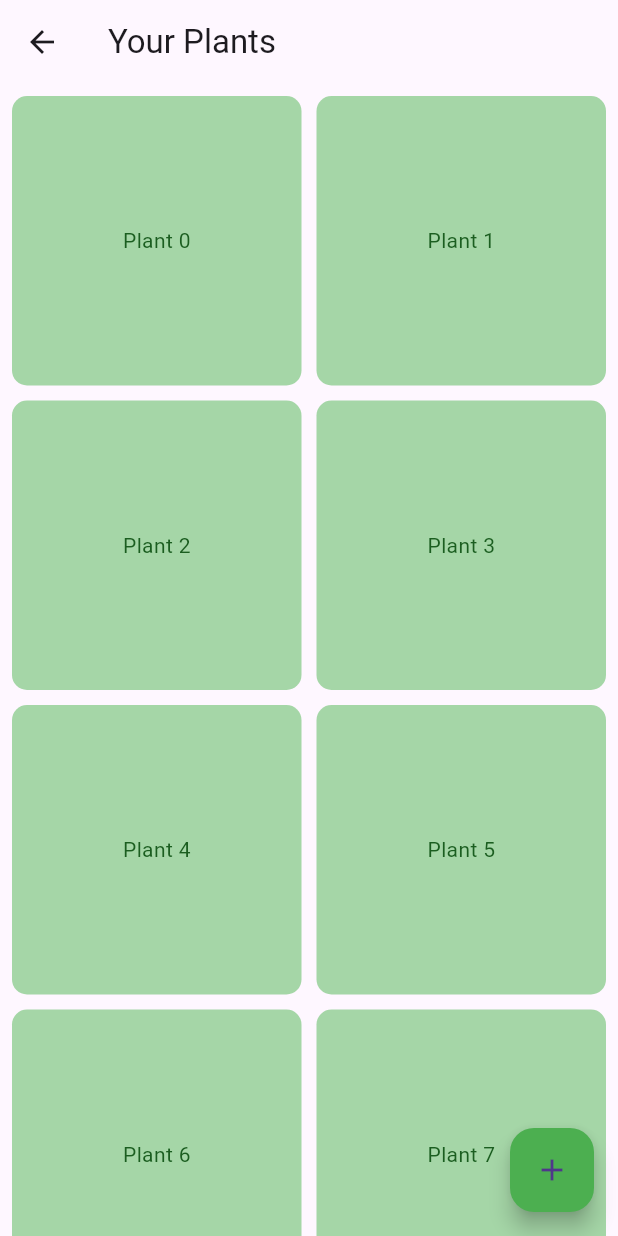
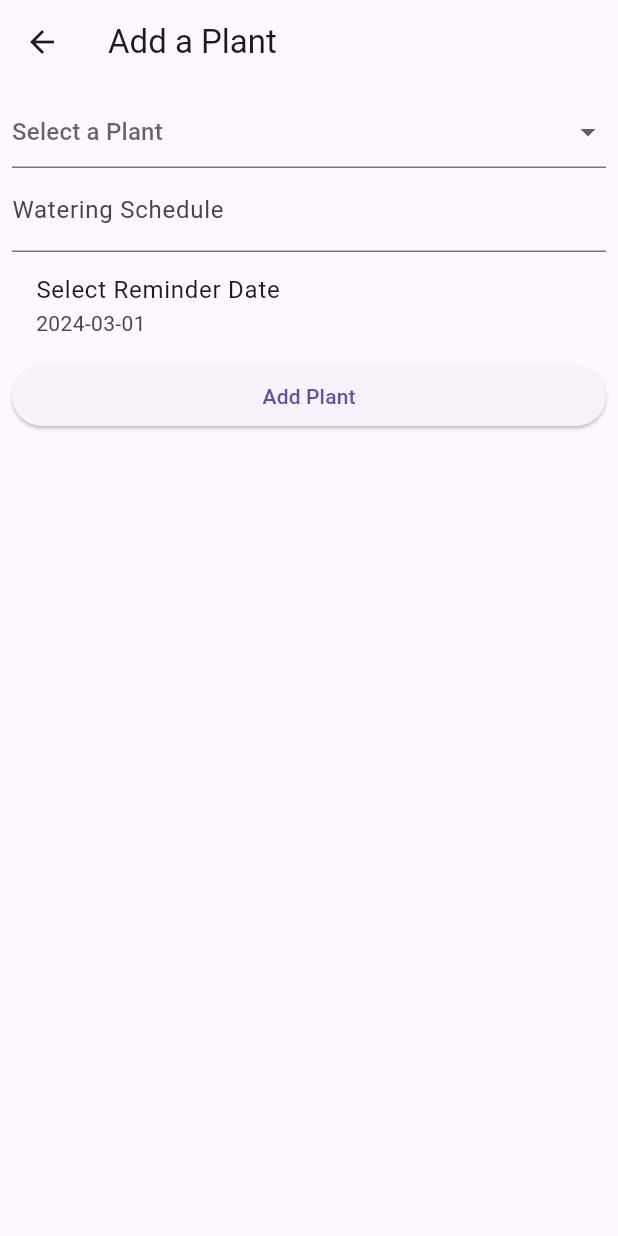
Before and after one commit to etadesse2/Sprout, a Flutter app: the LoginScreen screen opened directly, after a tap on "Login", after a tap on the "add" icon, on a phone screen of 412 x 824 dp. Run offline on Flutter 3.47's test engine with Material 3 defaults, Android fonts, the phone set to English and light mode, and no system bars; our stand-ins replace shared_preferences; accounts and stored records are empty.

Commit message:
main functionality setup. edit_screen.dart still needs some work

```diff
--- a/sprouts/lib/add_plant.dart
+++ b/sprouts/lib/add_plant.dart
@@ -0,0 +1,92 @@
+import 'package:flutter/material.dart';
+import 'plant.dart'; // Ensure this import is correct
+
+class AddPlantScreen extends StatefulWidget {
+  @override
+  _AddPlantScreenState createState() => _AddPlantScreenState();
+}
+
+class _AddPlantScreenState extends State<AddPlantScreen> {
+  final _formKey = GlobalKey<FormState>();
+  String? _selectedPlant;
+  String _wateringSchedule = '';
+  DateTime _selectedDate = DateTime.now();
+
+  // Update with actual plant names and their icons
+  final Map<String, String> plantNamesAndIcons = {
+    "Aloe Vera": "icons/aloe_vera.png",
+    "Snake Plant": "icons/snake_plant.png",
+    "Fiddle Leaf Fig": "icons/fiddle_leaf_fig.png",
+    // Add more plants and their icon paths
+  };
+
+  Future<void> _selectDate(BuildContext context) async {
+    final DateTime? picked = await showDatePicker(
+      context: context,
+      initialDate: _selectedDate,
+      firstDate: DateTime.now(),
+      lastDate: DateTime(2025),
+    );
+    if (picked != null && picked != _selectedDate) {
+      setState(() {
+        _selectedDate = picked;
+      });
+    }
+  }
+
+  @override
+  Widget build(BuildContext context) {
+    return Scaffold(
+      appBar: AppBar(title: Text('Add a Plant')),
+      body: Form(
+        key: _formKey,
+        child: ListView(
+          padding: EdgeInsets.all(8.0),
+          children: [
+            DropdownButtonFormField<String>(
+              value: _selectedPlant,
+              hint: Text('Select a Plant'),
+              onChanged: (newValue) {
+                setState(() {
+                  _selectedPlant = newValue;
+                });
+              },
+              items: plantNamesAndIcons.keys
+                  .map<DropdownMenuItem<String>>((String value) {
+                return DropdownMenuItem<String>(
+                  value: value,
+                  child: Text(value),
+                );
+              }).toList(),
+            ),
+            TextFormField(
+              decoration: InputDecoration(labelText: 'Watering Schedule'),
+              onChanged: (value) => _wateringSchedule = value,
+            ),
+            ListTile(
+              title: Text('Select Reminder Date'),
+              subtitle: Text('${_selectedDate.toLocal()}'.split(' ')[0]),
+              onTap: () => _selectDate(context),
+            ),
+            ElevatedButton(
+              onPressed: () {
+                if (_formKey.currentState!.validate()) {
+                  // Assuming icon selection is based on plant name
+                  String iconPath = plantNamesAndIcons[_selectedPlant] ?? '';
+                  Plant newPlant = Plant(
+                    name: _selectedPlant ?? 'Unknown',
+                    iconPath: iconPath,
+                    wateringSchedule: _wateringSchedule,
+                    reminder: _selectedDate,
+                  );
+                  Navigator.pop(context, newPlant);
+                }
+              },
+              child: Text('Add Plant'),
+            ),
+          ],
+        ),
+      ),
+    );
+  }
+}
--- a/sprouts/lib/home_screen.dart
+++ b/sprouts/lib/home_screen.dart
@@ -1,47 +1,56 @@
 import 'package:flutter/material.dart';
+import 'add_plant.dart'; // Correct the import path if necessary
+import 'plant.dart'; // Assuming you have a Plant model class
+import 'plant_status.dart'; // The screen to display plant details
 
-// ignore: camel_case_types
-class homeScreen extends StatelessWidget {
-  const homeScreen({Key? key}) : super(key: key);
+class HomeScreen extends StatefulWidget {
+  @override
+  _HomeScreenState createState() => _HomeScreenState();
+}
+
+class _HomeScreenState extends State<HomeScreen> {
+  List<Plant> plants = []; // Use Plant model instead of Map
+  void _navigateAndDisplaySelection(BuildContext context) async {
+    final result = await Navigator.push(
+      context,
+      MaterialPageRoute(builder: (context) => AddPlantScreen()),
+    );
+
+    if (result != null && result is Plant) {
+      setState(() {
+        plants.add(result);
+      });
+    }
+  }
 
   @override
   Widget build(BuildContext context) {
     return Scaffold(
-      appBar: AppBar(
-        title: Text('Your Plants'),
-      ),
+      appBar: AppBar(title: Text('Your Plants')),
       body: GridView.builder(
-        padding: const EdgeInsets.all(8),
         gridDelegate: SliverGridDelegateWithFixedCrossAxisCount(
-          crossAxisCount: 2, // Adjust based on your design preference
-          crossAxisSpacing: 10,
-          mainAxisSpacing: 10,
+          crossAxisCount: 3,
+          crossAxisSpacing: 4.0,
+          mainAxisSpacing: 4.0,
         ),
-        itemCount: 20, // Placeholder for the number of plants
+        itemCount: plants.length,
         itemBuilder: (context, index) {
           return GestureDetector(
             onTap: () {
-              // Navigate to plant details
+              Navigator.push(
+                context,
+                MaterialPageRoute(
+                    builder: (context) =>
+                        PlantStatusScreen(plant: plants[index])),
+              );
             },
-            child: Container(
-              decoration: BoxDecoration(
-                color: Colors.green[200],
-                borderRadius: BorderRadius.circular(10),
-              ),
-              child: Center(
-                child: Text(
-                  'Plant $index',
-                  style: TextStyle(color: Colors.green[900]),
-                ),
-              ),
-            ),
+            child:
+                Image.asset(plants[index].iconPath), // Display the plant icon
           );
         },
       ),
       floatingActionButton: FloatingActionButton(
-        onPressed: () {
-          // Navigate to add plant screen
-        },
+        onPressed: () => _navigateAndDisplaySelection(context),
         child: Icon(Icons.add),
         backgroundColor: Colors.green,
       ),
--- a/sprouts/lib/login_screen.dart
+++ b/sprouts/lib/login_screen.dart
@@ -17,7 +17,7 @@ class LoginScreen extends StatelessWidget {
         _passwordController.text == storedPassword) {
       Navigator.pushReplacement(
         context,
-        MaterialPageRoute(builder: (context) => homeScreen()), // HomeScreen
+        MaterialPageRoute(builder: (context) => HomeScreen()), // HomeScreen
       );
     } else {
       ScaffoldMessenger.of(context).showSnackBar(
--- /dev/null
+++ b/sprouts/lib/plant.dart
@@ -0,0 +1,12 @@
+class Plant {
+  String name;
+  String iconPath;
+  String wateringSchedule;
+  DateTime reminder;
+
+  Plant(
+      {required this.name,
+      required this.iconPath,
+      required this.wateringSchedule,
+      required this.reminder});
+}
--- a/sprouts/pubspec.yaml
+++ b/sprouts/pubspec.yaml
@@ -31,6 +31,7 @@ dependencies:
   flutter:
     sdk: flutter
   shared_preferences: ^2.0.13
+  intl: any
 
   # The following adds the Cupertino Icons font to your application.
   # Use with the CupertinoIcons class for iOS style icons.
```
Also changed, not shown: sprouts/lib/edit_plant.dart (+107 -0 lines), sprouts/lib/plant_status.dart (+54 -0 lines), sprouts/pubspec.lock.
